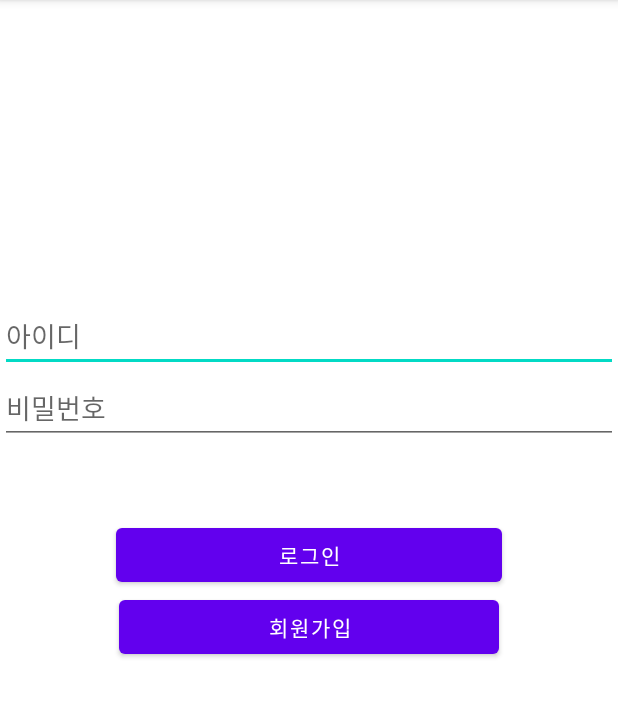
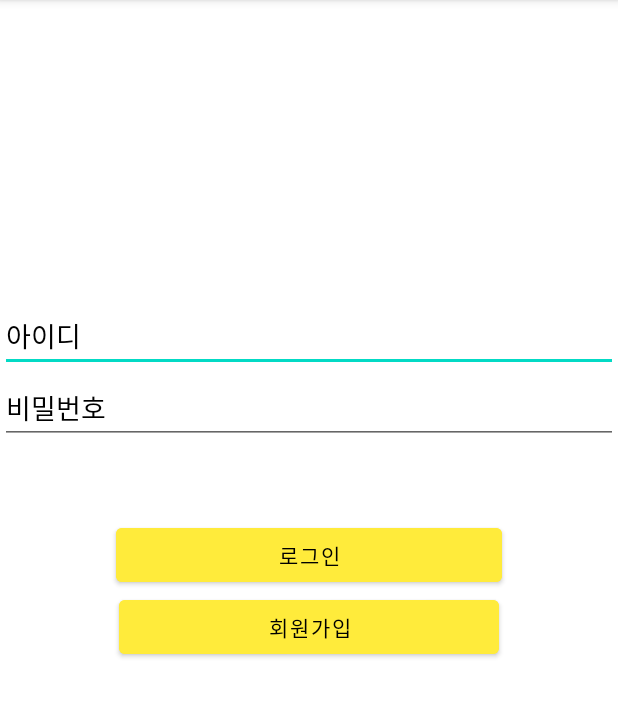
Before and after one commit to iiii666/sangsangplus, an Android app: the screen it shows after launch (MainActivity), on a phone screen of 412 x 824 dp, the part 84-801 px from its top. Run offline under Robolectric (Android 15) with nearby library versions, the phone set to English and light mode, and no system bars; our stand-ins replace Volley.

Commit message:
색깔변경

```diff
--- a/loginapp/app/src/main/res/layout/activity_main.xml
+++ b/loginapp/app/src/main/res/layout/activity_main.xml
@@ -12,6 +12,7 @@
         android:id="@+id/et_test_id"
         android:layout_width="match_parent"
         android:layout_height="wrap_content"
+        android:textColorHint="@color/black"
         android:layout_marginTop="200dp"
         android:hint="아이디" />
 
@@ -19,16 +20,19 @@
         android:id="@+id/et_test_pw"
         android:layout_width="match_parent"
         android:layout_height="wrap_content"
+        android:textColorHint="@color/black"
         android:hint="비밀번호"/>
 
     <Button
         android:id="@+id/btn_move_lg"
         android:layout_width="257dp"
         android:layout_height="wrap_content"
+        android:backgroundTint="@color/yellow"
 
         android:layout_marginTop="50dp"
         android:layout_gravity="center_horizontal"
         android:gravity="center"
+        android:textColor="@color/black"
         android:text="로그인" />
 
 
@@ -36,8 +40,10 @@
         android:id="@+id/btn_move_assign"
         android:layout_width="253dp"
         android:layout_height="wrap_content"
+        android:backgroundTint="@color/yellow"
         android:layout_gravity="center_horizontal"
         android:gravity="center"
+        android:textColor="@color/black"
         android:text="회원가입" />
 
 </LinearLayout>
--- a/loginapp/app/src/main/res/values/colors.xml
+++ b/loginapp/app/src/main/res/values/colors.xml
@@ -1,10 +1,11 @@
 <?xml version="1.0" encoding="utf-8"?>
 <resources>
-    <color name="purple_200">#FFBB86FC</color>
+    <color name="purple_200">#E91E63</color>
     <color name="purple_500">#FF6200EE</color>
     <color name="purple_700">#FF3700B3</color>
     <color name="teal_200">#FF03DAC5</color>
     <color name="teal_700">#FF018786</color>
     <color name="black">#FF000000</color>
     <color name="white">#FFFFFFFF</color>
+    <color name="yellow">#FFEB3B</color>
 </resources>
```
